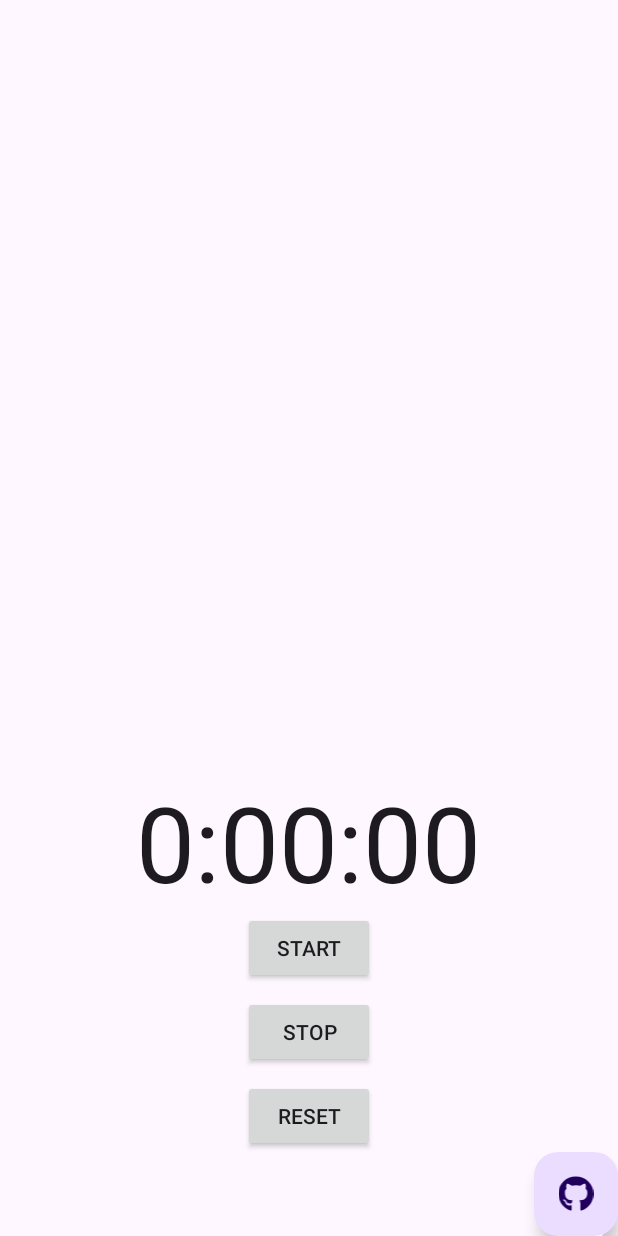
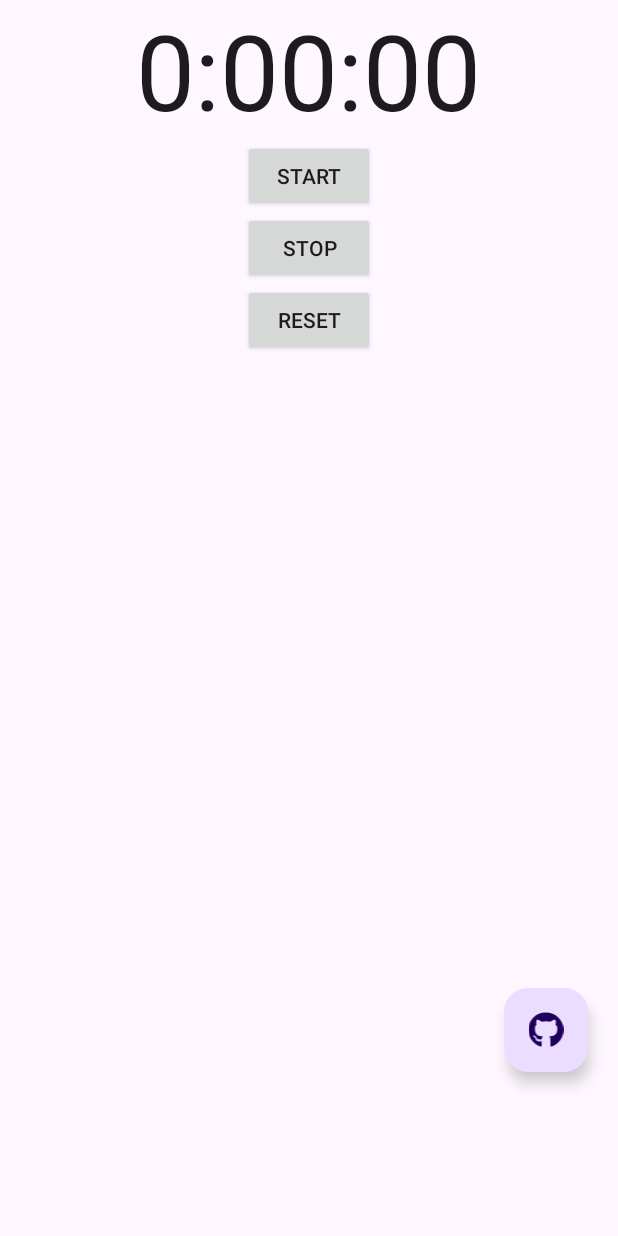
Before and after one commit to robotarmin/minesweepergame, an Android app: the screen it shows after launch (StopwatchActivity), on a phone screen of 412 x 824 dp. Run offline under Robolectric (Android 15) with nearby library versions, the phone set to English and light mode, and no system bars.

Commit message:
moved buttons exactly where I wanted them to be, finished with that now

```diff
--- a/app/src/main/res/layout/activity_stopwatch.xml
+++ b/app/src/main/res/layout/activity_stopwatch.xml
@@ -1,12 +1,11 @@
 <?xml version="1.0" encoding="utf-8"?>
-<LinearLayout
+<LinearLayout xmlns:tools="http://schemas.android.com/tools"
     android:layout_width="match_parent"
     android:layout_height="match_parent"
     xmlns:android="http://schemas.android.com/apk/res/android"
     android:orientation="vertical"
-    android:gravity="bottom"
+    android:layout_gravity="bottom"
     >
-
         <TextView
             android:id="@+id/time_view"
             android:layout_width="wrap_content"
@@ -14,19 +13,17 @@
             android:layout_gravity="center_horizontal"
             android:textAppearance="@android:style/TextAppearance.Large"
             android:textSize="70sp" />
-
         <Button
+            android:layout_width="wrap_content"
+            android:layout_height="wrap_content"
+            android:layout_gravity="center_horizontal"
             android:onClick="onClickStart"
-        android:text="@string/start"
-        android:layout_height="wrap_content"
-        android:layout_width="wrap_content"
-        android:layout_gravity="center_horizontal"/>
+            android:text="@string/start" />
         <Button
             android:id="@+id/stop_button"
             android:layout_width="wrap_content"
             android:layout_height="wrap_content"
             android:layout_gravity="center_horizontal"
-        android:layout_marginTop="8dp"
             android:onClick="onClickStop"
             android:text="@string/stop" />
         <Button
@@ -34,17 +31,21 @@
             android:layout_width="wrap_content"
             android:layout_height="wrap_content"
             android:layout_gravity="center_horizontal"
-        android:layout_marginTop="8dp"
             android:onClick="onClickReset"
             android:text="@string/reset" />
 
+        <Space
+            android:layout_width="match_parent"
+            android:layout_height="421dp">
+        </Space>
         <com.google.android.material.floatingactionbutton.FloatingActionButton
             android:id="@+id/github_button"
             android:layout_width="wrap_content"
             android:layout_height="wrap_content"
             android:layout_gravity="end"
             android:contentDescription="@string/github_icon"
+            android:onClick="onClickGithub"
             android:src="@drawable/ic_fab_github"
-        android:onClick="onClickGithub"/>
-
+            android:layout_marginEnd="20dp"
+            />
 </LinearLayout>
```
Lines whose indentation alone changed are shown as unchanged.
